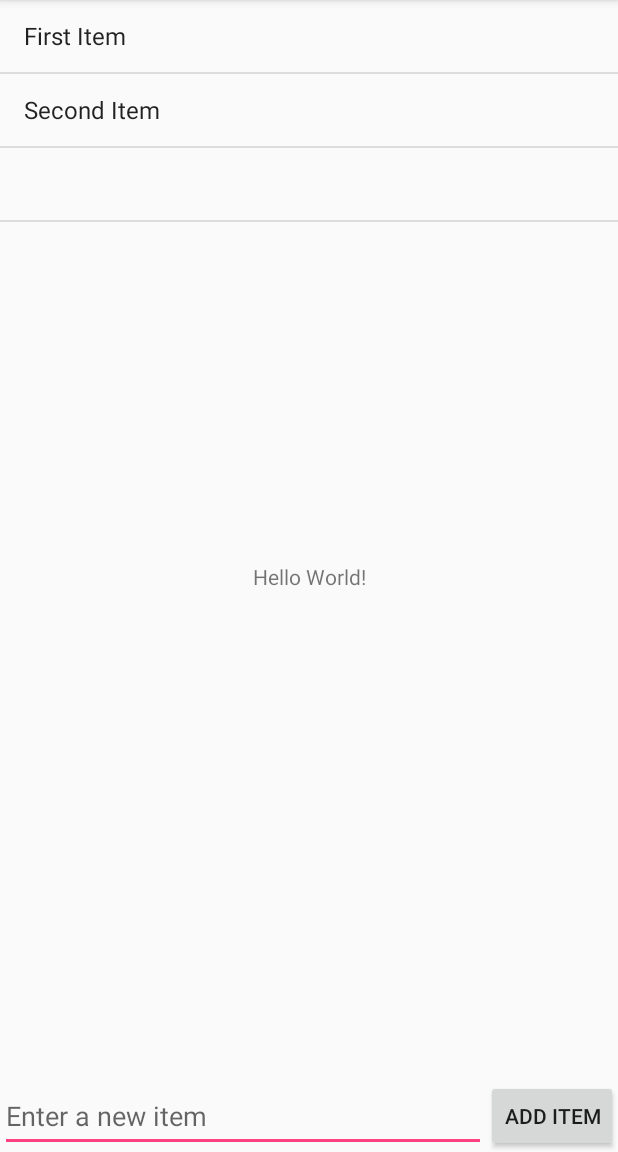
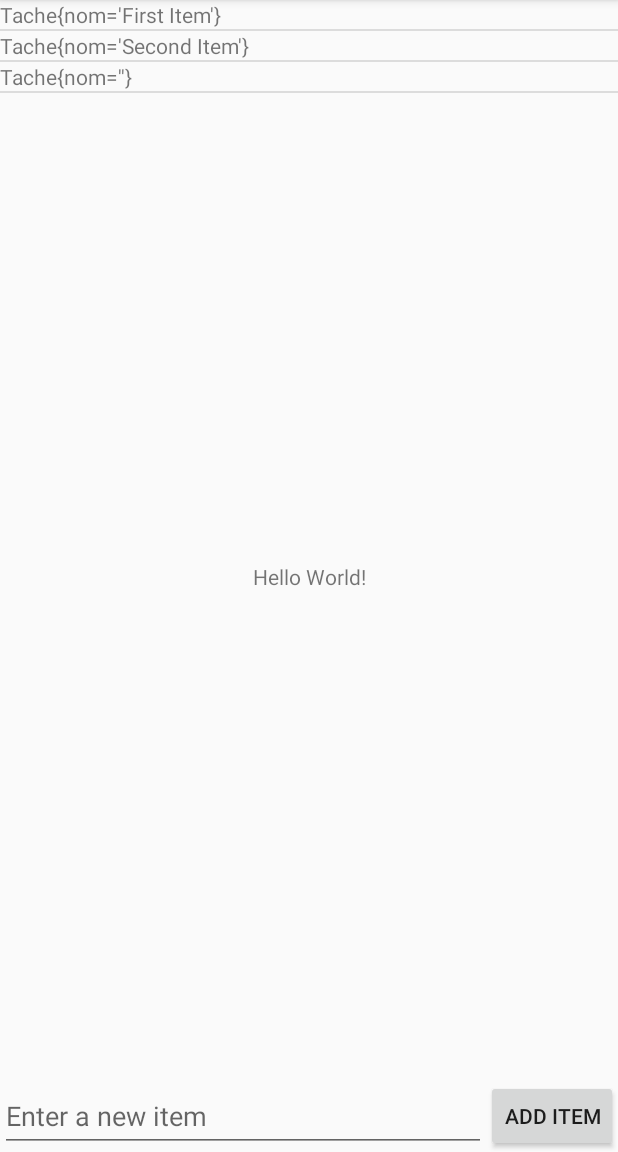
Before and after one commit to viedia/projetInfoMobile, an Android app: the screen it shows after launch (MainActivity), after a tap on "ADD ITEM", on a phone screen of 412 x 824 dp, the part 84-1236 px from its top. Run offline under Robolectric (Android 15) with nearby library versions, the phone set to English and light mode, and no system bars.

Commit message:
ajout suppr todo en objet

```diff
--- a/app/src/main/java/com/pm/heroofmylife/MainActivity.java
+++ b/app/src/main/java/com/pm/heroofmylife/MainActivity.java
@@ -8,12 +8,18 @@ import android.widget.ArrayAdapter;
 import android.widget.EditText;
 import android.widget.ListView;
 
+import com.pm.heroofmylife.ToDo.Difficulte;
+import com.pm.heroofmylife.ToDo.Tache;
+import com.pm.heroofmylife.ToDo.ToDoNormal;
+import com.pm.heroofmylife.ToDo.TodoAdaptater;
+
 import java.util.ArrayList;
 
 public class MainActivity extends AppCompatActivity {
     private ArrayList<String> items;
-    private ArrayAdapter<String> itemsAdapter;
+    private TodoAdaptater itemsAdapter;
     private ListView lvItems;
+    private ArrayList<Tache> listTache;
 
     @Override
     protected void onCreate(Bundle savedInstanceState) {
@@ -21,12 +27,17 @@ public class MainActivity extends AppCompatActivity {
         setContentView(R.layout.activity_main);
 
         lvItems = (ListView) findViewById(R.id.lvItems);
-        items = new ArrayList<String>();
-        itemsAdapter = new ArrayAdapter<String>(this,
-                android.R.layout.simple_list_item_1, items);
+
+        listTache = new ArrayList<Tache>();
+        listTache.add(new ToDoNormal("First Item", "Premier", Difficulte.FACILE));
+        listTache.add(new ToDoNormal("Second Item", "Second", Difficulte.MOYEN));
+
+        itemsAdapter = new TodoAdaptater(this, listTache);
         lvItems.setAdapter(itemsAdapter);
-        items.add("First Item");
-        items.add("Second Item");
+      /*  for(Tache t : listTache){
+           // items.add(t.toString());
+            itemsAdapter.add(t);
+        }*/
 
         setupListViewListener();
     }
@@ -40,7 +51,7 @@ public class MainActivity extends AppCompatActivity {
                     public boolean onItemLongClick(AdapterView<?> adapter,
                                                    View item, int pos, long id) {
                         // Remove the item within array at position
-                        items.remove(pos);
+                        listTache.remove(pos);
                         // Refresh the adapter
                         itemsAdapter.notifyDataSetChanged();
                         // Return true consumes the long click event (marks it handled)
@@ -56,8 +67,7 @@ public class MainActivity extends AppCompatActivity {
      */
     public void onAddItem(View view) {
         EditText etNewItem = (EditText) findViewById(R.id.etNewItem);
-        String itemText = etNewItem.getText().toString();
-        itemsAdapter.add(itemText);
+        listTache.add(new ToDoNormal(etNewItem.getText().toString(),"",Difficulte.DIFFICILE));
         etNewItem.setText("");
     }
 }
--- a/app/src/main/java/com/pm/heroofmylife/ToDo/Tache.java
+++ b/app/src/main/java/com/pm/heroofmylife/ToDo/Tache.java
@@ -9,4 +9,17 @@ public abstract class Tache {
     private String nom;
     private String description;
     private Difficulte diff;
+
+    public Tache(String nom, String description, Difficulte diff) {
+        this.nom = nom;
+        this.description = description;
+        this.diff = diff;
+    }
+
+    @Override
+    public String toString() {
+        return "Tache{" +
+                "nom='" + nom + '\'' +
+                '}';
+    }
 }
--- /dev/null
+++ b/app/src/main/java/com/pm/heroofmylife/ToDo/ToDoDeadline.java
@@ -0,0 +1,11 @@
+package com.pm.heroofmylife.ToDo;
+
+/**
+ * Created by Laetitia on 23/02/2018.
+ */
+
+public class ToDoDeadline extends Tache {
+    public ToDoDeadline(String nom, String description, Difficulte diff) {
+        super(nom, description, diff);
+    }
+}
--- /dev/null
+++ b/app/src/main/java/com/pm/heroofmylife/ToDo/ToDoNormal.java
@@ -0,0 +1,13 @@
+package com.pm.heroofmylife.ToDo;
+
+/**
+ * Created by Laetitia on 23/02/2018.
+ */
+
+public class ToDoNormal extends Tache {
+
+    public ToDoNormal(String nom, String description, Difficulte diff) {
+        super(nom, description, diff);
+    }
+
+}
--- /dev/null
+++ b/app/src/main/java/com/pm/heroofmylife/ToDo/ToDoRegulier.java
@@ -0,0 +1,12 @@
+package com.pm.heroofmylife.ToDo;
+
+/**
+ * Created by Laetitia on 23/02/2018.
+ */
+
+public class ToDoRegulier extends Tache {
+    public ToDoRegulier(String nom, String description, Difficulte diff) {
+        super(nom, description, diff);
+    }
+
+}
--- /dev/null
+++ b/app/src/main/java/com/pm/heroofmylife/ToDo/TodoAdaptater.java
@@ -0,0 +1,40 @@
+package com.pm.heroofmylife.ToDo;
+
+import android.content.Context;
+import android.support.annotation.NonNull;
+import android.view.LayoutInflater;
+import android.view.View;
+import android.view.ViewGroup;
+import android.widget.ArrayAdapter;
+import android.widget.TextView;
+
+import com.pm.heroofmylife.R;
+
+import java.util.ArrayList;
+
+/**
+ * Created by Laetitia on 23/02/2018.
+ */
+
+public class TodoAdaptater extends ArrayAdapter<Tache> {
+
+    public TodoAdaptater(@NonNull Context context,  ArrayList<Tache> taches ) {
+        super(context, 0, taches);
+    }
+
+    @Override
+    public View getView(int position, View convertView, ViewGroup parent) {
+        // Get the data item for this position
+        Tache t = getItem(position);
+        // Check if an existing view is being reused, otherwise inflate the view
+        if (convertView == null) {
+            convertView = LayoutInflater.from(getContext()).inflate(R.layout.temptodo, parent, false);
+        }
+        // Lookup view for data population
+        TextView champName = (TextView) convertView.findViewById(R.id.name);
+        // Populate the data into the template view using the data object
+        champName.setText(t.toString());
+        // Return the completed view to render on screen
+        return convertView;
+    }
+}
--- a/app/src/main/java/com/pm/heroofmylife/ToDo/toDoDeadline.java
+++ /dev/null
@@ -1,8 +0,0 @@
-package com.pm.heroofmylife.ToDo;
-
-/**
- * Created by Laetitia on 23/02/2018.
- */
-
-public class toDoDeadline extends Tache {
-}
--- a/app/src/main/java/com/pm/heroofmylife/ToDo/toDoNormal.java
+++ /dev/null
@@ -1,9 +0,0 @@
-package com.pm.heroofmylife.ToDo;
-
-/**
- * Created by Laetitia on 23/02/2018.
- */
-
-public class toDoNormal extends Tache {
-
-}
--- a/app/src/main/java/com/pm/heroofmylife/ToDo/toDoRegulier.java
+++ /dev/null
@@ -1,8 +0,0 @@
-package com.pm.heroofmylife.ToDo;
-
-/**
- * Created by Laetitia on 23/02/2018.
- */
-
-public class toDoRegulier extends Tache {
-}
--- /dev/null
+++ b/app/src/main/res/layout/temptodo.xml
@@ -0,0 +1,15 @@
+<?xml version="1.0" encoding="utf-8"?>
+<android.support.constraint.ConstraintLayout
+    xmlns:android="http://schemas.android.com/apk/res/android" android:layout_width="match_parent"
+    android:layout_height="match_parent">
+
+    <LinearLayout xmlns:android="http://schemas.android.com/apk/res/android"
+        android:layout_width="match_parent"
+        android:layout_height="match_parent" >
+        <TextView
+            android:id="@+id/name"
+            android:layout_width="wrap_content"
+            android:layout_height="wrap_content"
+            android:text="Name" />
+    </LinearLayout>
+</android.support.constraint.ConstraintLayout>
```
